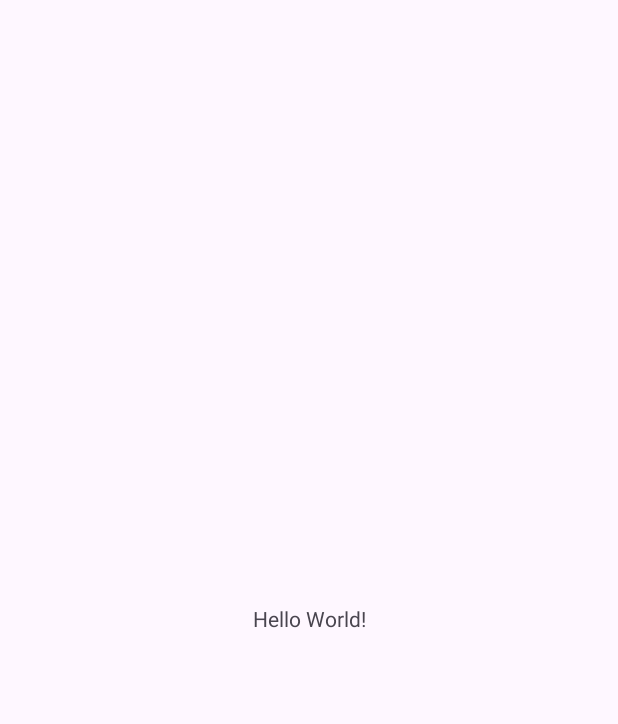
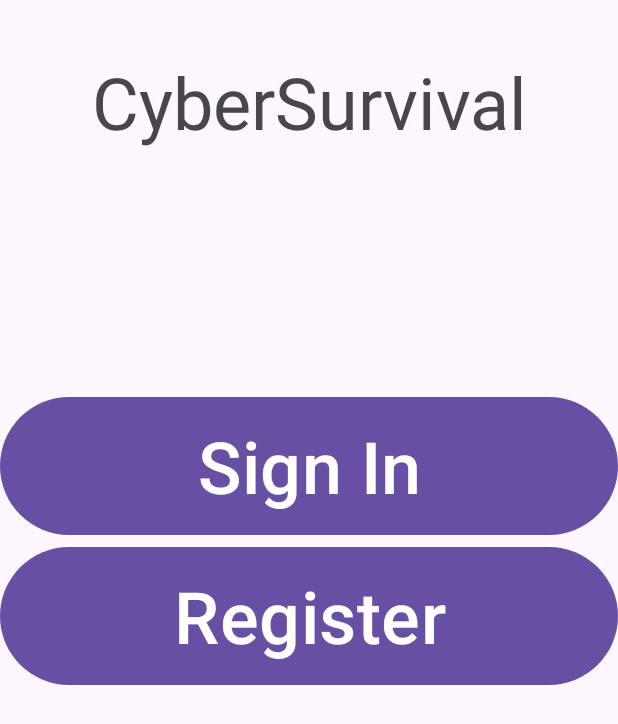
Before and after one commit to dorta-csumb/CyberSurvivalJava, an Android app: the screen it shows after launch (MainActivity), on a phone screen of 412 x 824 dp. Before the commit the part shown is almost empty. Shown: the top 724 px of the screen. Run offline under Robolectric (Android 15) with nearby library versions, the phone set to English and light mode, and no system bars.

Commit message:
Added buttons to MainActivity

```diff
--- a/app/src/main/java/com/example/cybersurvivaljava/MainActivity.java
+++ b/app/src/main/java/com/example/cybersurvivaljava/MainActivity.java
@@ -1,6 +1,8 @@
 package com.example.cybersurvivaljava;
 
 import android.os.Bundle;
+import android.view.View;
+import android.widget.Toast;
 
 import androidx.activity.EdgeToEdge;
 import androidx.appcompat.app.AppCompatActivity;
@@ -8,17 +10,27 @@ import androidx.core.graphics.Insets;
 import androidx.core.view.ViewCompat;
 import androidx.core.view.WindowInsetsCompat;
 
+import com.example.cybersurvivaljava.databinding.ActivityMainBinding;
+
 public class MainActivity extends AppCompatActivity {
+
+    private ActivityMainBinding binding;
 
     @Override
     protected void onCreate(Bundle savedInstanceState) {
         super.onCreate(savedInstanceState);
-        EdgeToEdge.enable(this);
-        setContentView(R.layout.activity_main);
-        ViewCompat.setOnApplyWindowInsetsListener(findViewById(R.id.main), (v, insets) -> {
-            Insets systemBars = insets.getInsets(WindowInsetsCompat.Type.systemBars());
-            v.setPadding(systemBars.left, systemBars.top, systemBars.right, systemBars.bottom);
-            return insets;
+        binding = ActivityMainBinding.inflate(getLayoutInflater());
+        setContentView(binding.getRoot());
+
+        binding.signInButton.setOnClickListener(new View.OnClickListener() {
+            @Override
+            public void onClick(View view) {
+                toastMaker("Sign in button clicked");
+            }
         });
     }
+
+    private void toastMaker(String message) {
+        Toast.makeText(this, message, Toast.LENGTH_SHORT).show();
+    }
 }
--- a/app/src/main/res/layout/activity_main.xml
+++ b/app/src/main/res/layout/activity_main.xml
@@ -8,12 +8,36 @@
     tools:context=".MainActivity">
 
     <TextView
-        android:layout_width="wrap_content"
-        android:layout_height="wrap_content"
-        android:text="Hello World!"
-        app:layout_constraintBottom_toBottomOf="parent"
+        android:id="@+id/titleMainTextView"
+        android:layout_width="match_parent"
+        android:layout_height="85dp"
+        android:layout_margin="25dp"
+        android:gravity="center"
+        android:text="CyberSurvival"
+        android:textSize="48sp"
         app:layout_constraintEnd_toEndOf="parent"
         app:layout_constraintStart_toStartOf="parent"
         app:layout_constraintTop_toTopOf="parent" />
 
+    <Button
+        android:id="@+id/signInButton"
+        android:layout_width="match_parent"
+        android:layout_height="100dp"
+        android:layout_marginTop="150dp"
+        android:text="Sign In"
+        android:textSize="48sp"
+        app:layout_constraintEnd_toEndOf="parent"
+        app:layout_constraintStart_toStartOf="parent"
+        app:layout_constraintTop_toBottomOf="@id/titleMainTextView" />
+
+    <Button
+        android:id="@+id/registerButton"
+        android:layout_width="match_parent"
+        android:layout_height="100dp"
+        android:text="Register"
+        android:textSize="48sp"
+        app:layout_constraintEnd_toEndOf="parent"
+        app:layout_constraintStart_toStartOf="parent"
+        app:layout_constraintTop_toBottomOf="@id/signInButton" />
+
 </androidx.constraintlayout.widget.ConstraintLayout>
```
